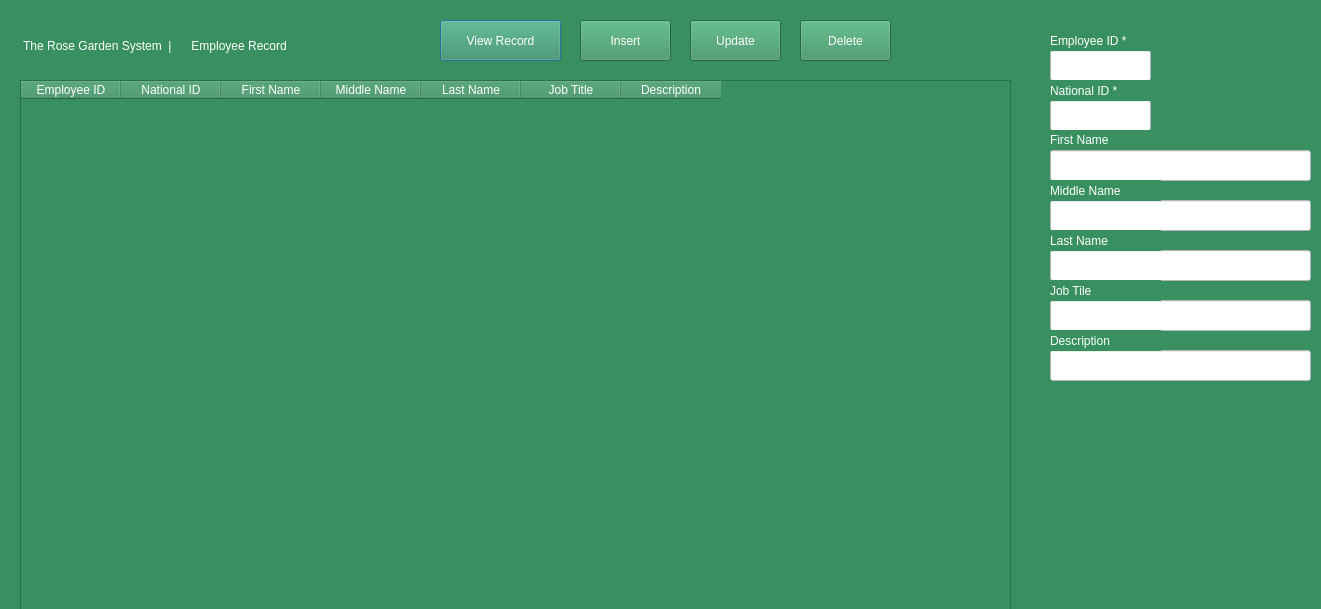
Rabsoninnora/RoseGardenPlantCareSystem, file gardenerdetails.ui: the form before one commit.
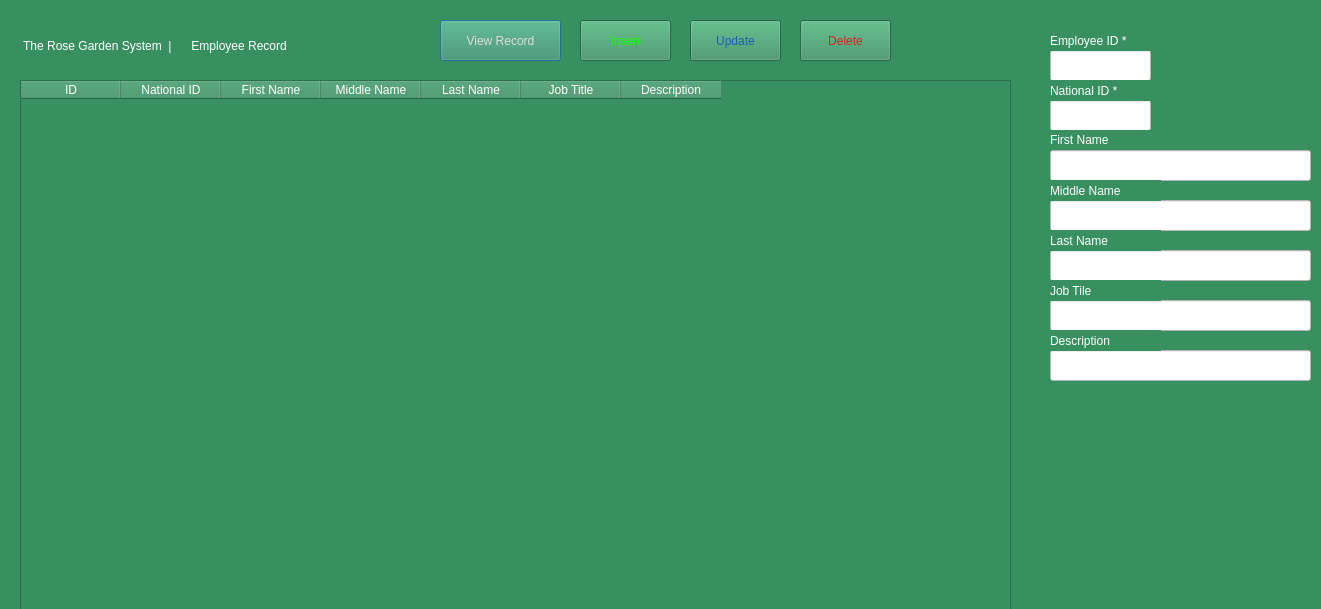
The form after the commit.

```diff
--- a/gardenerdetails.ui
+++ b/gardenerdetails.ui
@@ -43,7 +43,7 @@
     </rect>
    </property>
    <property name="styleSheet">
-    <string notr="true">color: rgb(255, 255, 255);
+    <string notr="true">color: rgb(222, 221, 218);
 font: 500 13pt &quot;Ubuntu&quot;;</string>
    </property>
    <property name="text">
@@ -66,7 +66,7 @@
    </property>
    <column>
     <property name="text">
-     <string>Employee ID</string>
+     <string>ID</string>
     </property>
    </column>
    <column>
@@ -110,8 +110,8 @@
     </rect>
    </property>
    <property name="styleSheet">
-    <string notr="true">color: rgb(255, 255, 255);
-font: 500 13pt &quot;Ubuntu&quot;;</string>
+    <string notr="true">color: rgb(19, 255, 0);
+font: 500 15pt &quot;Ubuntu&quot;;</string>
    </property>
    <property name="text">
     <string>Insert</string>
@@ -127,7 +127,7 @@
     </rect>
    </property>
    <property name="styleSheet">
-    <string notr="true">color: rgb(255, 255, 255);
+    <string notr="true">color: rgb(26, 95, 180);
 font: 500 13pt &quot;Ubuntu&quot;;</string>
    </property>
    <property name="text">
@@ -144,7 +144,7 @@
     </rect>
    </property>
    <property name="styleSheet">
-    <string notr="true">color: rgb(255, 255, 255);
+    <string notr="true">color: rgb(224, 27, 36);
 font: 500 13pt &quot;Ubuntu&quot;;</string>
    </property>
    <property name="text">
```
